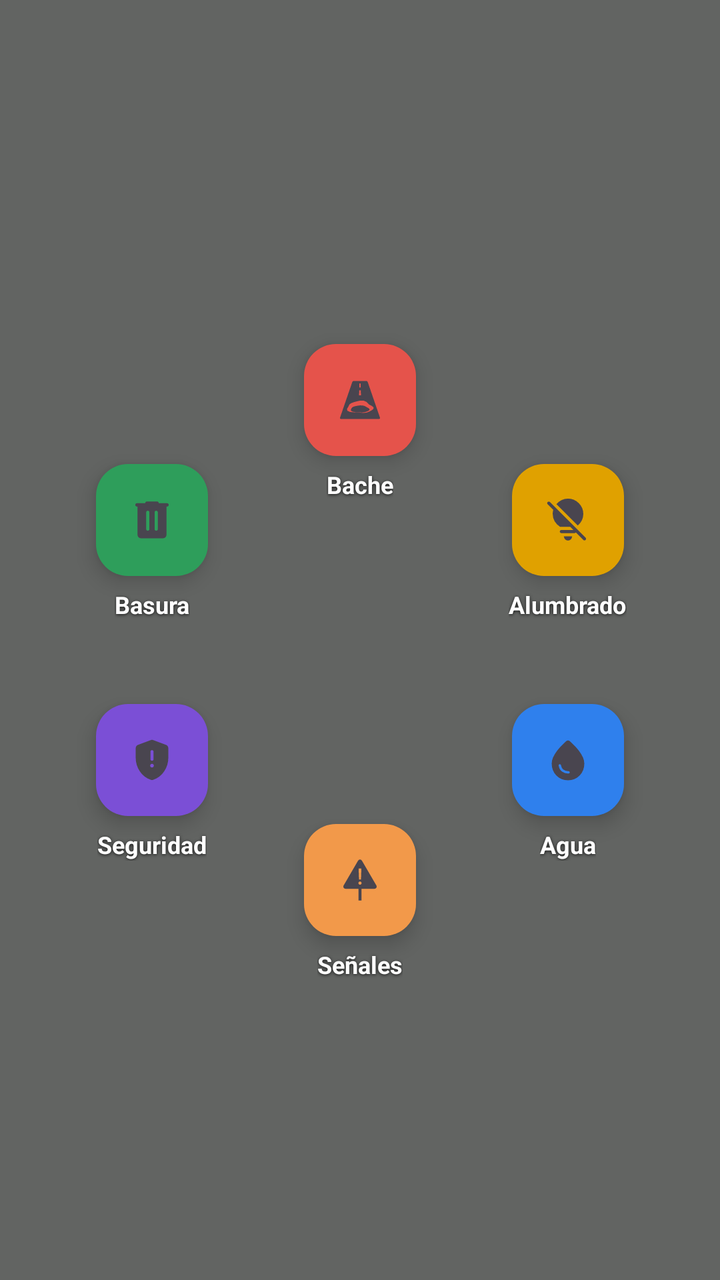
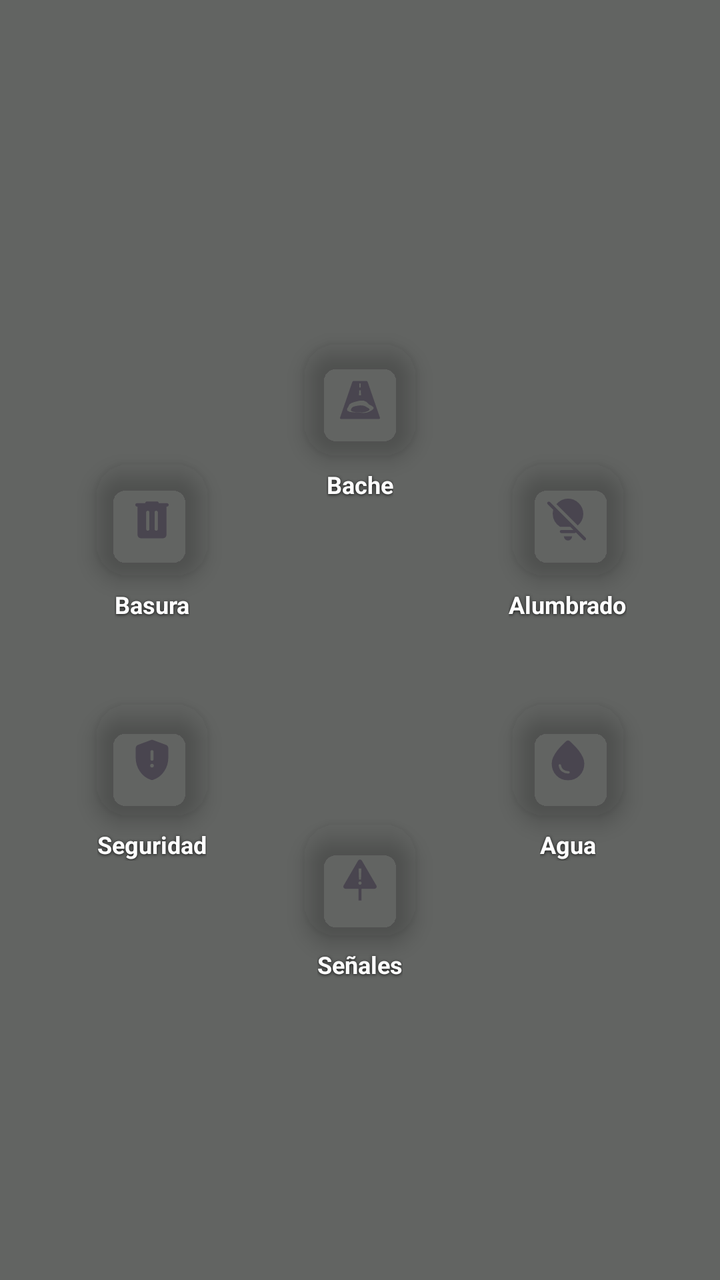

An Android layout rendered at two revisions. The XML below is the earlier revision; the diff shows what the commit changed to produce the second picture.
<!-- AndroidManifest.xml: application theme Theme.ReporteCiudadano -->
<!-- res/layout/dialog_radial_menu.xml -->
<?xml version="1.0" encoding="utf-8"?>
<FrameLayout xmlns:android="http://schemas.android.com/apk/res/android"
    xmlns:app="http://schemas.android.com/apk/res-auto"
    xmlns:tools="http://schemas.android.com/tools"
    android:layout_width="match_parent"
    android:layout_height="match_parent"
    android:background="@android:color/transparent">

    <androidx.constraintlayout.widget.ConstraintLayout
        android:layout_width="match_parent"
        android:layout_height="match_parent"
        android:background="#99000000">

        <View
            android:id="@+id/center_point"
            android:layout_width="0dp"
            android:layout_height="0dp"
            app:layout_constraintStart_toStartOf="parent"
            app:layout_constraintEnd_toEndOf="parent"
            app:layout_constraintTop_toTopOf="parent"
            app:layout_constraintBottom_toBottomOf="parent" />

        
        <com.google.android.material.floatingactionbutton.FloatingActionButton
            android:id="@+id/fab_vialidad"
            android:layout_width="wrap_content"
            android:layout_height="wrap_content"
            android:contentDescription="Bache"
            app:srcCompat="@drawable/ic_category_vialidad"
            app:backgroundTint="@color/category_vialidad"
            app:fabSize="mini"
            app:tint="@null"
            app:layout_constraintCircle="@id/center_point"
            app:layout_constraintCircleRadius="120dp"
            app:layout_constraintCircleAngle="0"
            tools:ignore="MissingConstraints" />

        <TextView
            android:id="@+id/tv_label_vialidad"
            android:layout_width="wrap_content"
            android:layout_height="wrap_content"
            android:layout_marginTop="6dp"
            android:gravity="center"
            android:maxWidth="88dp"
            android:text="Bache"
            android:textColor="@android:color/white"
            android:textSize="12sp"
            android:textStyle="bold"
            android:shadowColor="#CC000000"
            android:shadowDx="0"
            android:shadowDy="1"
            android:shadowRadius="4"
            app:layout_constraintTop_toBottomOf="@id/fab_vialidad"
            app:layout_constraintStart_toStartOf="@id/fab_vialidad"
            app:layout_constraintEnd_toEndOf="@id/fab_vialidad" />

        
        <com.google.android.material.floatingactionbutton.FloatingActionButton
            android:id="@+id/fab_alumbrado"
            android:layout_width="wrap_content"
            android:layout_height="wrap_content"
            android:contentDescription="Alumbrado público"
            app:srcCompat="@drawable/ic_category_alumbrado"
            app:backgroundTint="@color/category_alumbrado"
            app:fabSize="mini"
            app:tint="@null"
            app:layout_constraintCircle="@id/center_point"
            app:layout_constraintCircleRadius="120dp"
            app:layout_constraintCircleAngle="60"
            tools:ignore="MissingConstraints" />

        <TextView
            android:id="@+id/tv_label_alumbrado"
            android:layout_width="wrap_content"
            android:layout_height="wrap_content"
            android:layout_marginTop="6dp"
            android:gravity="center"
            android:maxWidth="88dp"
            android:text="Alumbrado"
            android:textColor="@android:color/white"
            android:textSize="12sp"
            android:textStyle="bold"
            android:shadowColor="#CC000000"
            android:shadowDx="0"
            android:shadowDy="1"
            android:shadowRadius="4"
            app:layout_constraintTop_toBottomOf="@id/fab_alumbrado"
            app:layout_constraintStart_toStartOf="@id/fab_alumbrado"
            app:layout_constraintEnd_toEndOf="@id/fab_alumbrado" />

        
        <com.google.android.material.floatingactionbutton.FloatingActionButton
            android:id="@+id/fab_agua"
            android:layout_width="wrap_content"
            android:layout_height="wrap_content"
            android:contentDescription="Fuga de agua"
            app:srcCompat="@drawable/ic_category_agua"
            app:backgroundTint="@color/category_agua"
            app:fabSize="mini"
            app:tint="@null"
            app:layout_constraintCircle="@id/center_point"
            app:layout_constraintCircleRadius="120dp"
            app:layout_constraintCircleAngle="120"
            tools:ignore="MissingConstraints" />

        <TextView
            android:id="@+id/tv_label_agua"
            android:layout_width="wrap_content"
            android:layout_height="wrap_content"
            android:layout_marginTop="6dp"
            android:gravity="center"
            android:maxWidth="88dp"
            android:text="Agua"
            android:textColor="@android:color/white"
            android:textSize="12sp"
            android:textStyle="bold"
            android:shadowColor="#CC000000"
            android:shadowDx="0"
            android:shadowDy="1"
            android:shadowRadius="4"
            app:layout_constraintTop_toBottomOf="@id/fab_agua"
            app:layout_constraintStart_toStartOf="@id/fab_agua"
            app:layout_constraintEnd_toEndOf="@id/fab_agua" />

        
        <com.google.android.material.floatingactionbutton.FloatingActionButton
            android:id="@+id/fab_senalizacion"
            android:layout_width="wrap_content"
            android:layout_height="wrap_content"
            android:contentDescription="Señalización vial"
            app:srcCompat="@drawable/ic_category_senalizacion"
            app:backgroundTint="@color/category_senalizacion"
            app:fabSize="mini"
            app:tint="@null"
            app:layout_constraintCircle="@id/center_point"
            app:layout_constraintCircleRadius="120dp"
            app:layout_constraintCircleAngle="180"
            tools:ignore="MissingConstraints" />

        <TextView
            android:id="@+id/tv_label_senalizacion"
            android:layout_width="wrap_content"
            android:layout_height="wrap_content"
            android:layout_marginTop="6dp"
            android:gravity="center"
            android:maxWidth="88dp"
            android:text="Señales"
            android:textColor="@android:color/white"
            android:textSize="12sp"
            android:textStyle="bold"
            android:shadowColor="#CC000000"
            android:shadowDx="0"
            android:shadowDy="1"
            android:shadowRadius="4"
            app:layout_constraintTop_toBottomOf="@id/fab_senalizacion"
            app:layout_constraintStart_toStartOf="@id/fab_senalizacion"
            app:layout_constraintEnd_toEndOf="@id/fab_senalizacion" />

        
        <com.google.android.material.floatingactionbutton.FloatingActionButton
            android:id="@+id/fab_seguridad"
            android:layout_width="wrap_content"
            android:layout_height="wrap_content"
            android:contentDescription="Inseguridad"
            app:srcCompat="@drawable/ic_category_seguridad"
            app:backgroundTint="@color/category_seguridad"
            app:fabSize="mini"
            app:tint="@null"
            app:layout_constraintCircle="@id/center_point"
            app:layout_constraintCircleRadius="120dp"
            app:layout_constraintCircleAngle="240"
            tools:ignore="MissingConstraints" />

        <TextView
            android:id="@+id/tv_label_seguridad"
            android:layout_width="wrap_content"
            android:layout_height="wrap_content"
            android:layout_marginTop="6dp"
            android:gravity="center"
            android:maxWidth="88dp"
            android:text="Seguridad"
            android:textColor="@android:color/white"
            android:textSize="12sp"
            android:textStyle="bold"
            android:shadowColor="#CC000000"
            android:shadowDx="0"
            android:shadowDy="1"
            android:shadowRadius="4"
            app:layout_constraintTop_toBottomOf="@id/fab_seguridad"
            app:layout_constraintStart_toStartOf="@id/fab_seguridad"
            app:layout_constraintEnd_toEndOf="@id/fab_seguridad" />

        
        <com.google.android.material.floatingactionbutton.FloatingActionButton
            android:id="@+id/fab_basura"
            android:layout_width="wrap_content"
            android:layout_height="wrap_content"
            android:contentDescription="Basura acumulada"
            app:srcCompat="@drawable/ic_category_basura"
            app:backgroundTint="@color/category_basura"
            app:fabSize="mini"
            app:tint="@null"
            app:layout_constraintCircle="@id/center_point"
            app:layout_constraintCircleRadius="120dp"
            app:layout_constraintCircleAngle="300"
            tools:ignore="MissingConstraints" />

        <TextView
            android:id="@+id/tv_label_basura"
            android:layout_width="wrap_content"
            android:layout_height="wrap_content"
            android:layout_marginTop="6dp"
            android:gravity="center"
            android:maxWidth="88dp"
            android:text="Basura"
            android:textColor="@android:color/white"
            android:textSize="12sp"
            android:textStyle="bold"
            android:shadowColor="#CC000000"
            android:shadowDx="0"
            android:shadowDy="1"
            android:shadowRadius="4"
            app:layout_constraintTop_toBottomOf="@id/fab_basura"
            app:layout_constraintStart_toStartOf="@id/fab_basura"
            app:layout_constraintEnd_toEndOf="@id/fab_basura" />

    </androidx.constraintlayout.widget.ConstraintLayout>

</FrameLayout>
<!-- resources referenced by this layout -->
<resources>
  <color name="category_agua">#2F80ED</color>
  <color name="category_alumbrado">#E0A100</color>
  <color name="category_basura">#2E9E5B</color>
  <color name="category_seguridad">#7B4FD6</color>
  <color name="category_senalizacion">#F2994A</color>
  <color name="category_vialidad">#E5534B</color>
  <color name="md_theme_primary">#246A4B</color>
  <color name="md_theme_onPrimary">#FFFFFF</color>
  <color name="md_theme_primaryContainer">#92D8B2</color>
  <color name="md_theme_onPrimaryContainer">#176042</color>
  <color name="md_theme_secondary">#4A6455</color>
  <color name="md_theme_onSecondary">#FFFFFF</color>
  <color name="md_theme_secondaryContainer">#CAE7D4</color>
  <color name="md_theme_onSecondaryContainer">#4F6859</color>
  <color name="md_theme_tertiary">#4A5D8D</color>
  <color name="md_theme_onTertiary">#FFFFFF</color>
  <color name="md_theme_tertiaryContainer">#B5C8FF</color>
  <color name="md_theme_onTertiaryContainer">#405382</color>
  <color name="md_theme_error">#BA1A1A</color>
  <color name="md_theme_onError">#FFFFFF</color>
  <color name="md_theme_errorContainer">#FFDAD6</color>
  <color name="md_theme_onErrorContainer">#93000A</color>
  <color name="md_theme_background">#F7FAF5</color>
  <color name="md_theme_onBackground">#191C1A</color>
  <color name="md_theme_surface">#F7FAF5</color>
  <color name="md_theme_onSurface">#191C1A</color>
  <color name="md_theme_surfaceVariant">#DBE5DC</color>
  <color name="md_theme_onSurfaceVariant">#404943</color>
  <color name="md_theme_outline">#707972</color>
  <color name="md_theme_outlineVariant">#BFC9C1</color>
  <color name="md_theme_inverseSurface">#2D312E</color>
  <color name="md_theme_inverseOnSurface">#EFF2ED</color>
  <color name="md_theme_inversePrimary">#8FD5AF</color>
  <color name="md_theme_primaryFixed">#ABF2CA</color>
  <color name="md_theme_onPrimaryFixed">#002113</color>
  <color name="md_theme_primaryFixedDim">#8FD5AF</color>
  <color name="md_theme_onPrimaryFixedVariant">#005235</color>
  <color name="md_theme_secondaryFixed">#CDE9D6</color>
  <color name="md_theme_onSecondaryFixed">#072014</color>
  <color name="md_theme_secondaryFixedDim">#B1CDBB</color>
  <color name="md_theme_onSecondaryFixedVariant">#334C3E</color>
  <color name="md_theme_tertiaryFixed">#DAE2FF</color>
  <color name="md_theme_onTertiaryFixed">#001946</color>
  <color name="md_theme_tertiaryFixedDim">#B2C5FC</color>
  <color name="md_theme_onTertiaryFixedVariant">#324574</color>
  <color name="md_theme_surfaceDim">#D8DBD6</color>
  <color name="md_theme_surfaceBright">#F7FAF5</color>
  <color name="md_theme_surfaceContainerLowest">#FFFFFF</color>
  <color name="md_theme_surfaceContainerLow">#F2F4F0</color>
  <color name="md_theme_surfaceContainer">#ECEFEA</color>
  <color name="md_theme_surfaceContainerHigh">#E6E9E4</color>
  <color name="md_theme_surfaceContainerHighest">#E0E3DF</color>
  <style name="TextAppearance.App.DisplayLarge" parent="TextAppearance.Material3.DisplayLarge">
          <item name="android:fontFamily">@font/abeezee_regular</item>
      </style>
  <style name="TextAppearance.App.DisplaySmall" parent="TextAppearance.Material3.DisplaySmall">
          <item name="android:fontFamily">@font/abeezee_regular</item>
      </style>
  <style name="TextAppearance.App.TitleLarge" parent="TextAppearance.Material3.TitleLarge">
          <item name="android:fontFamily">@font/abeezee_regular</item>
      </style>
  <style name="TextAppearance.App.TitleMedium" parent="TextAppearance.Material3.TitleMedium">
          <item name="android:fontFamily">@font/abeezee_regular</item>
      </style>
  <style name="TextAppearance.App.TitleSmall" parent="TextAppearance.Material3.TitleSmall">
          <item name="android:fontFamily">@font/abeezee_regular</item>
      </style>
  <style name="TextAppearance.App.BodySmall" parent="TextAppearance.Material3.BodySmall">
          <item name="android:fontFamily">@font/notosanslinearb_regular</item>
      </style>
  <!-- unchanged entries left out for length: 16 -->
</resources>

<!-- the commit's change to res/layout/dialog_radial_menu.xml (unified diff, before → after) -->
@@ -27,7 +27,7 @@
             android:layout_height="wrap_content"
             android:contentDescription="Bache"
             app:srcCompat="@drawable/ic_category_vialidad"
-            app:backgroundTint="@color/category_vialidad"
+            app:backgroundTint="@android:color/transparent"
             app:fabSize="mini"
             app:tint="@null"
             app:layout_constraintCircle="@id/center_point"
@@ -61,7 +61,7 @@
             android:layout_height="wrap_content"
             android:contentDescription="Alumbrado público"
             app:srcCompat="@drawable/ic_category_alumbrado"
-            app:backgroundTint="@color/category_alumbrado"
+            app:backgroundTint="@android:color/transparent"
             app:fabSize="mini"
             app:tint="@null"
             app:layout_constraintCircle="@id/center_point"
@@ -95,7 +95,7 @@
             android:layout_height="wrap_content"
             android:contentDescription="Fuga de agua"
             app:srcCompat="@drawable/ic_category_agua"
-            app:backgroundTint="@color/category_agua"
+            app:backgroundTint="@android:color/transparent"
             app:fabSize="mini"
             app:tint="@null"
             app:layout_constraintCircle="@id/center_point"
@@ -129,7 +129,7 @@
             android:layout_height="wrap_content"
             android:contentDescription="Señalización vial"
             app:srcCompat="@drawable/ic_category_senalizacion"
-            app:backgroundTint="@color/category_senalizacion"
+            app:backgroundTint="@android:color/transparent"
             app:fabSize="mini"
             app:tint="@null"
             app:layout_constraintCircle="@id/center_point"
@@ -163,7 +163,7 @@
             android:layout_height="wrap_content"
             android:contentDescription="Inseguridad"
             app:srcCompat="@drawable/ic_category_seguridad"
-            app:backgroundTint="@color/category_seguridad"
+            app:backgroundTint="@android:color/transparent"
             app:fabSize="mini"
             app:tint="@null"
             app:layout_constraintCircle="@id/center_point"
@@ -197,7 +197,7 @@
             android:layout_height="wrap_content"
             android:contentDescription="Basura acumulada"
             app:srcCompat="@drawable/ic_category_basura"
-            app:backgroundTint="@color/category_basura"
+            app:backgroundTint="@android:color/transparent"
             app:fabSize="mini"
             app:tint="@null"
             app:layout_constraintCircle="@id/center_point"
<!-- resource entries referenced after the edit -->
@@ -1,11 +1,5 @@
 <!-- resources referenced by this layout -->
 <resources>
-  <color name="category_agua">#2F80ED</color>
-  <color name="category_alumbrado">#E0A100</color>
-  <color name="category_basura">#2E9E5B</color>
-  <color name="category_seguridad">#7B4FD6</color>
-  <color name="category_senalizacion">#F2994A</color>
-  <color name="category_vialidad">#E5534B</color>
   <color name="md_theme_primary">#246A4B</color>
   <color name="md_theme_onPrimary">#FFFFFF</color>
   <color name="md_theme_primaryContainer">#92D8B2</color>
